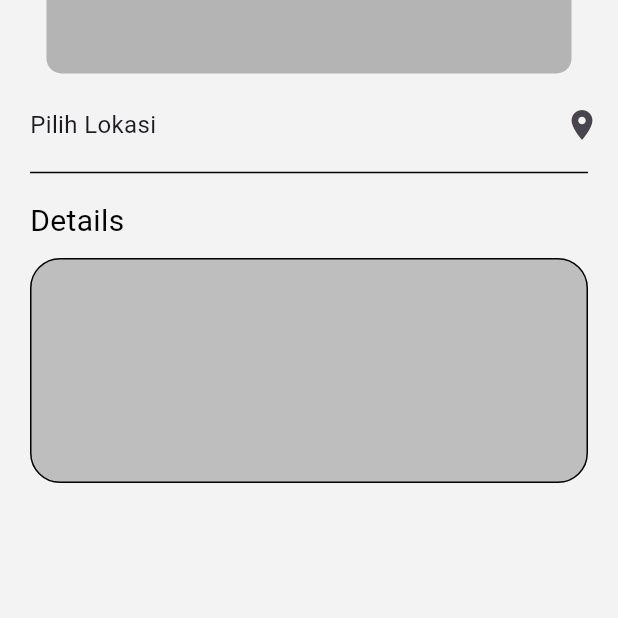
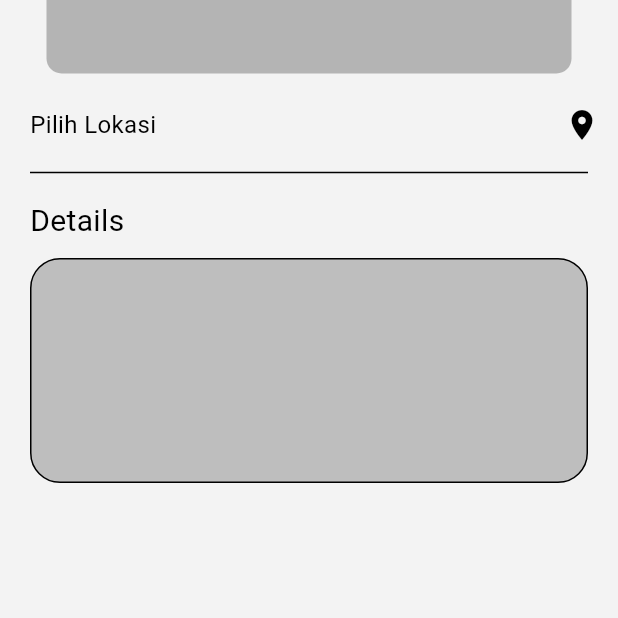
Before and after one commit to Ivander-Destian-Luis/FluX, a Flutter app: the PostingScreen screen opened by its route, on a phone screen of 412 x 824 dp, the part 594-1212 px from its top. Run offline on Flutter 3.47's test engine with Material 3 defaults, Android fonts, the phone set to English and light mode, and no system bars; our stand-ins replace cloud_firestore, curved_navigation_bar, firebase_auth, firebase_core, firebase_database, firebase_storage and 4 more; accounts and stored records are empty.

```diff
--- a/lib/main.dart
+++ b/lib/main.dart
@@ -11,7 +11,6 @@ import 'package:flux/screen/login_screen.dart';
 import 'package:flux/screen/main_screen.dart';
 import 'package:flux/screen/notification_screen.dart';
 import 'package:flux/screen/posting_screen.dart';
-import 'package:flux/screen/profile_screen.dart';
 import 'package:flux/screen/register_screen.dart';
 import 'package:flux/screen/saved_screen.dart';
 import 'package:flux/screen/settings_screen.dart';
--- a/lib/models/posting.dart
+++ b/lib/models/posting.dart
@@ -1,13 +1,11 @@
-import 'package:geolocator/geolocator.dart';
-
 class Posting {
   String? postingImageUrl;
   final String? posterUid;
   final String? postId;
   final String postingDescription;
-  final String location;
-  final double latitude;
-  final double longitude;
+  final String? location;
+  final double? latitude;
+  final double? longitude;
   final List<String> likes;
   final Map<String, List<dynamic>> comments;
   final DateTime postedTime;
--- a/lib/screen/main_screen.dart
+++ b/lib/screen/main_screen.dart
@@ -74,6 +74,7 @@ class _MainScreenState extends State<MainScreen> {
                   : colorPallete.postBackgroundColor,
               animationDuration: const Duration(milliseconds: 250),
               onTap: (index) {
+                initialize();
                 setState(() {
                   _currentIndex = index;
                 });
--- a/lib/screen/posting_screen.dart
+++ b/lib/screen/posting_screen.dart
@@ -30,7 +30,7 @@ class _PostingScreenState extends State<PostingScreen> {
   Position? position;
 
   bool _isLoading = true;
-  String _location = "";
+  String? _location;
 
   Future<void> _pickImage() async {
     final pickedImage = await picker.pickImage(source: ImageSource.gallery);
@@ -43,7 +43,8 @@ class _PostingScreenState extends State<PostingScreen> {
 
   void _pickLocation() async {
     position = await LocationService.getCurrentPosition();
-    List<Placemark> placemarks = await GeocodingPlatform.instance!.placemarkFromCoordinates(position!.latitude, position!.longitude);
+    List<Placemark> placemarks = await GeocodingPlatform.instance!
+        .placemarkFromCoordinates(position!.latitude, position!.longitude);
     setState(() {
       _location = "${placemarks[0].subAdministrativeArea}";
     });
@@ -72,19 +73,21 @@ class _PostingScreenState extends State<PostingScreen> {
       postingDescription: description,
       location: _location,
       likes: [],
-        latitude: position!.latitude,
-        longitude: position!.longitude,
+      latitude: position?.latitude,
+      longitude: position?.longitude,
       comments: {},
       postedTime: DateTime.now(),
       postId: null,
-        posterUid: FirebaseAuth.instance.currentUser!.uid);
+      posterUid: FirebaseAuth.instance.currentUser!.uid,
+      postingImageUrl: postImageUrl,
+    );
 
-    int statusCode = await PostService.post(post, FirebaseAuth.instance.currentUser!.uid);
+    int statusCode =
+        await PostService.post(post, FirebaseAuth.instance.currentUser!.uid);
 
     if (statusCode == 200) {
       Navigator.pushReplacementNamed(context, '/main');
-    }
-    else {
+    } else {
       print("LOL");
     }
   }
@@ -121,7 +124,9 @@ class _PostingScreenState extends State<PostingScreen> {
                     child: Text(
                       'Post',
                       style: TextStyle(
-                          fontSize: 20, fontWeight: FontWeight.bold, color: colorPallete.textLinkColor),
+                          fontSize: 20,
+                          fontWeight: FontWeight.bold,
+                          color: colorPallete.textLinkColor),
                     ),
                   )
                 ],
@@ -178,14 +183,19 @@ class _PostingScreenState extends State<PostingScreen> {
                       Padding(
                         padding: const EdgeInsets.only(left: 20),
                         child: Text(
-                          _location.isEmpty ? "Pilih Lokasi" : _location,
-                          style: const TextStyle(fontSize: 16),
+                          _location == null ? "Pilih Lokasi" : _location!,
+                          style: TextStyle(
+                              fontSize: 16, color: colorPallete.fontColor),
                         ),
                       ),
                       IconButton(
                           onPressed: () async {
                             _pickLocation();
-                          }, icon: const Icon(Icons.location_on)),
+                          },
+                          icon: Icon(
+                            Icons.location_on,
+                            color: colorPallete.fontColor,
+                          )),
                     ],
                   ),
                   Padding(
@@ -195,7 +205,8 @@ class _PostingScreenState extends State<PostingScreen> {
                     ),
                   ),
                   Padding(
-                    padding: const EdgeInsets.only(left: 20, top: 10, bottom: 10),
+                    padding:
+                        const EdgeInsets.only(left: 20, top: 10, bottom: 10),
                     child: Align(
                       alignment: Alignment.centerLeft,
                       child: Text(
--- a/lib/screen/profile_screen.dart
+++ b/lib/screen/profile_screen.dart
@@ -310,7 +310,7 @@ class _ProfileScreenState extends State<ProfileScreen> {
                                   List<Posting>.empty()) as List<Posting>;
                               List<Widget> postingBoxes = [];
                               for (Posting post in posts) {
-                                if (post.posterUid == _accountUid) {
+                                if (post.posterUid == _targetUid) {
                                   postingBoxes.add(PostCard(
                                     colorPallete: colorPallete,
                                     uid: post.posterUid!,
```
Also changed, not shown: lib/screen/browse_screen.dart (+9 -12 lines), lib/screen/settings_screen.dart (+5 -2 lines), lib/services/post_service.dart (+4 -3 lines), lib/widgets/post_card.dart (+18 -16 lines), 1 other file. Lines whose indentation alone changed are shown as unchanged.
